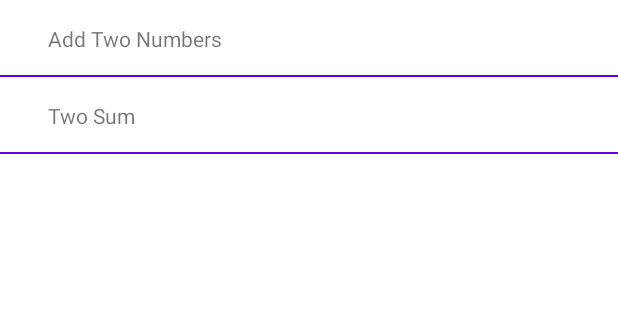
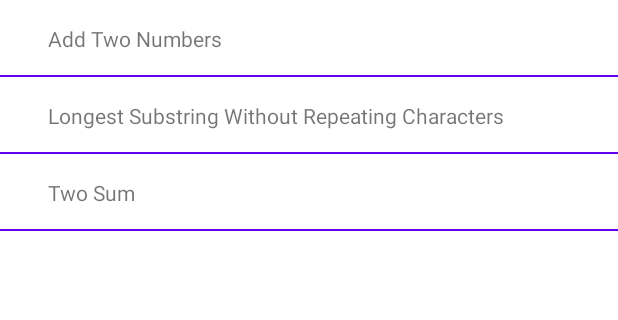
Before and after one commit to Deathhit/MyLeetCodeSolutions, an Android app: the screen it shows after launch (MainActivity), on a phone screen of 412 x 824 dp, the part 84-404 px from its top. Run offline under Robolectric (Android 15) with nearby library versions, the phone set to English and light mode, and no system bars.

Commit message:
Implement LongestSubstringWithoutRepeatingCharactersSolution.

```diff
--- a/app/src/main/java/com/deathhit/myleetcodesolutions/base/enum_type/Question.kt
+++ b/app/src/main/java/com/deathhit/myleetcodesolutions/base/enum_type/Question.kt
@@ -2,5 +2,6 @@ package com.deathhit.myleetcodesolutions.base.enum_type
 
 enum class Question {
     ADD_TWO_NUMBERS,
+    LONGEST_SUBSTRING_WITHOUT_REPEATING_CHARACTERS,
     TWO_SUM
 }
--- a/app/src/main/java/com/deathhit/myleetcodesolutions/base/model/QuestionVO.kt
+++ b/app/src/main/java/com/deathhit/myleetcodesolutions/base/model/QuestionVO.kt
@@ -10,11 +10,21 @@ import kotlinx.parcelize.Parcelize
 data class QuestionVO(val name: String, val question: Question) : Parcelable {
     companion object {
         private const val STRING_ADD_TWO_NUMBERS = R.string.question_vo_add_two_numbers
+        private const val STRING_LONGEST_SUBSTRING_WITHOUT_REPEATING_CHARACTERS =
+            R.string.question_vo_longest_substring_without_repeating_characters
         private const val STRING_TWO_SUM = R.string.question_vo_two_sum
 
         fun valueOf(context: Context, question: Question): QuestionVO {
-            return when(question) {
-                Question.ADD_TWO_NUMBERS -> QuestionVO(context.getString(STRING_ADD_TWO_NUMBERS), question)
+            return when (question) {
+                Question.ADD_TWO_NUMBERS -> QuestionVO(
+                    context.getString(STRING_ADD_TWO_NUMBERS),
+                    question
+                )
+                Question.LONGEST_SUBSTRING_WITHOUT_REPEATING_CHARACTERS -> QuestionVO(
+                    context.getString(
+                        STRING_LONGEST_SUBSTRING_WITHOUT_REPEATING_CHARACTERS
+                    ), question
+                )
                 Question.TWO_SUM -> QuestionVO(context.getString(STRING_TWO_SUM), question)
             }
         }
--- a/app/src/main/java/com/deathhit/myleetcodesolutions/base/solution/Solution.kt
+++ b/app/src/main/java/com/deathhit/myleetcodesolutions/base/solution/Solution.kt
@@ -8,7 +8,7 @@ abstract class Solution(val application: Application) {
     val code by lazy { code() }
     val description by lazy { description() }
 
-    abstract fun run(): AnswerVO
     protected abstract fun code(): Spanned
     protected abstract fun description(): String
+    abstract fun run(): AnswerVO
 }
```
Also changed, not shown: app/src/main/java/com/deathhit/myleetcodesolutions/base/solution/LongestSubstringWithoutRepeatingCharactersSolution.kt (added, +59 -0 lines), app/src/main/java/com/deathhit/myleetcodesolutions/question_details/QuestionDetailsViewModel.kt (+6 -2 lines), app/src/main/res/values/strings.xml (+27 -0 lines).
